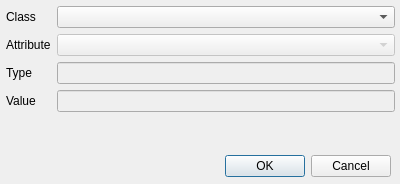
Shcherbich/QLdapEditor, file editor/ldapnewattributedialog.ui: the form before one commit.
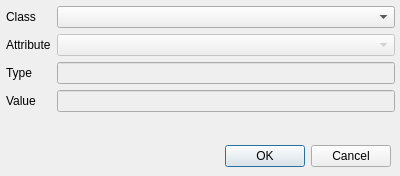
The form after the commit.

Commit message: Show ObjectClasses when adding/removing Attributes #22

What changed in the file:
```diff
--- a/editor/ldapnewattributedialog.ui
+++ b/editor/ldapnewattributedialog.ui
@@ -7,7 +7,7 @@
     <x>0</x>
     <y>0</y>
     <width>400</width>
-    <height>184</height>
+    <height>176</height>
    </rect>
   </property>
   <property name="windowTitle">
@@ -17,7 +17,7 @@
    <property name="geometry">
     <rect>
      <x>50</x>
-     <y>150</y>
+     <y>140</y>
      <width>341</width>
      <height>32</height>
     </rect>
@@ -35,7 +35,7 @@
      <x>0</x>
      <y>0</y>
      <width>401</width>
-     <height>151</height>
+     <height>141</height>
     </rect>
    </property>
    <layout class="QFormLayout" name="formLayout">
```
Left out of the diff: 2 changed lines with no effect on the pictures. The commit also changes 1 other file.
